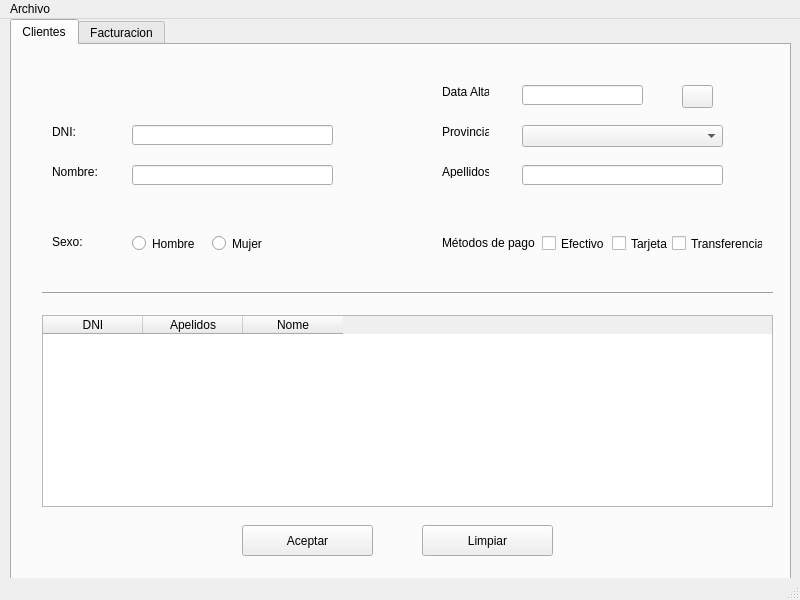
Above: templates/window.ui from antonTeis2025/DesarrolloDeInterfacesTema1 before the change. Below: the same form after it.
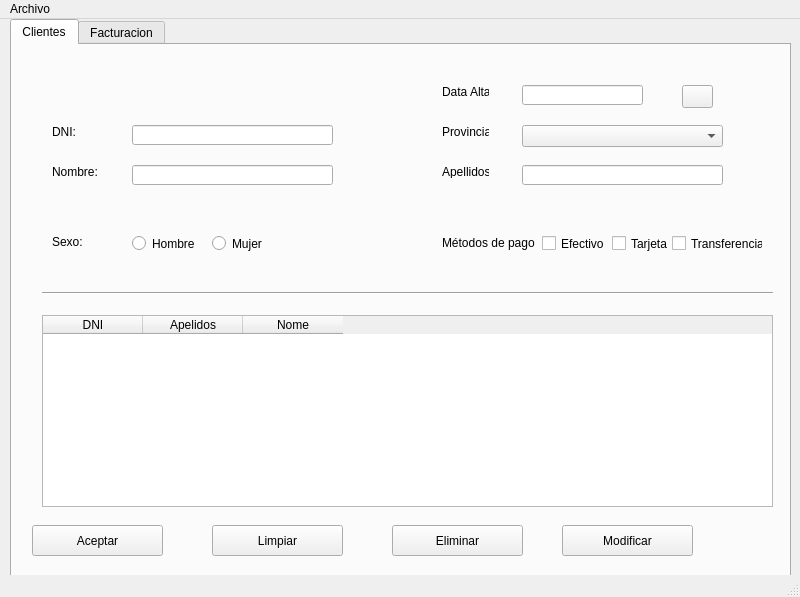
That is the form after the change. Icons and pictures are not drawn.

The edit to the form file:
```diff
--- a/templates/window.ui
+++ b/templates/window.ui
@@ -7,7 +7,7 @@
     <x>0</x>
     <y>0</y>
     <width>800</width>
-    <height>600</height>
+    <height>597</height>
    </rect>
   </property>
   <property name="windowTitle">
@@ -251,7 +251,7 @@
      <widget class="QPushButton" name="botAceptar">
       <property name="geometry">
        <rect>
-        <x>230</x>
+        <x>20</x>
         <y>480</y>
         <width>131</width>
         <height>31</height>
@@ -287,7 +287,7 @@
      <widget class="QPushButton" name="botSalir">
       <property name="geometry">
        <rect>
-        <x>410</x>
+        <x>200</x>
         <y>480</y>
         <width>131</width>
         <height>31</height>
@@ -326,6 +326,32 @@
        <string notr="true">buttonGroup</string>
       </attribute>
      </widget>
+     <widget class="QPushButton" name="botBorrar">
+      <property name="geometry">
+       <rect>
+        <x>380</x>
+        <y>480</y>
+        <width>131</width>
+        <height>31</height>
+       </rect>
+      </property>
+      <property name="text">
+       <string>Eliminar</string>
+      </property>
+     </widget>
+     <widget class="QPushButton" name="botModificar">
+      <property name="geometry">
+       <rect>
+        <x>550</x>
+        <y>480</y>
+        <width>131</width>
+        <height>31</height>
+       </rect>
+      </property>
+      <property name="text">
+       <string>Modificar</string>
+      </property>
+     </widget>
     </widget>
     <widget class="QWidget" name="tab_facturacion">
      <attribute name="title">
```
